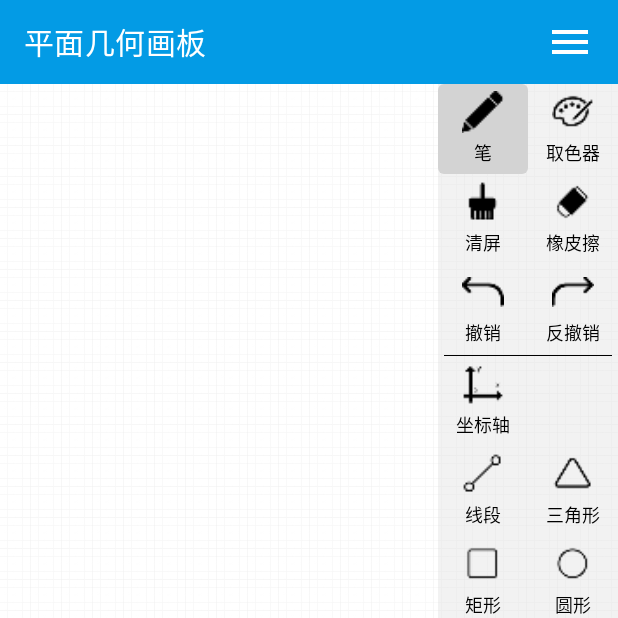
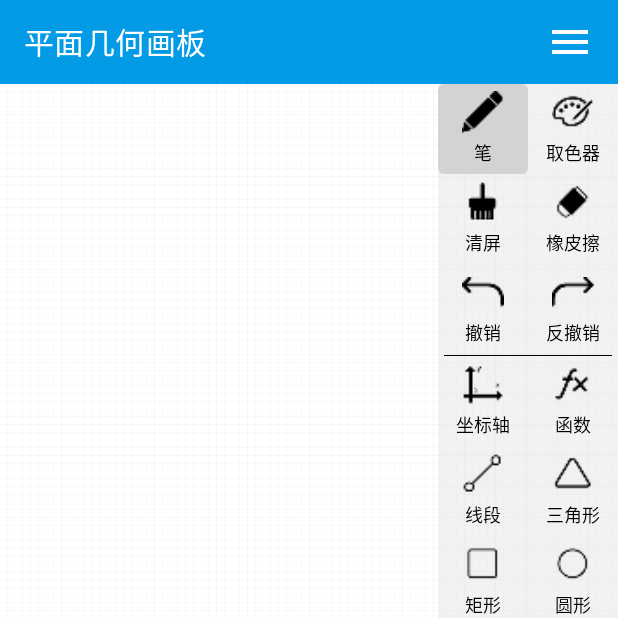
Before and after one commit to quincytann/PlaneGeometrySketchpad, an Android app: the screen it shows after launch (MainActivity), with the side drawer open, on a phone screen of 412 x 824 dp, the top half of it. Run offline under Robolectric (Android 15) with nearby library versions, the phone set to English and light mode, and no system bars.

Commit message:
优化撤销功能(以单个几何图形为单位而不是以点线)，菜单栏增加输入自定义函数入口

```diff
--- a/app/src/main/java/com/example/planegeometry/views/MenuView.kt
+++ b/app/src/main/java/com/example/planegeometry/views/MenuView.kt
@@ -29,6 +29,7 @@ class MenuView @JvmOverloads constructor(
             add(view.findViewById(R.id.item_revoke))
             add(view.findViewById(R.id.item_undo))
             add(view.findViewById(R.id.item_coordinate))
+            add(view.findViewById(R.id.item_function))
             add(view.findViewById(R.id.item_segment))
             add(view.findViewById(R.id.item_triangle))
             add(view.findViewById(R.id.item_rectangular))
@@ -74,7 +75,7 @@ class MenuView @JvmOverloads constructor(
 
     // 使用单独点击背景的item
     private fun useIndependentBackground(id: Int): Boolean {
-        return id == CLEAR || id == REVOKE || id == UNDO || id == SAVE || id == SHARE || id == COLOR || id == COORDINATE
+        return id == CLEAR || id == REVOKE || id == UNDO || id == SAVE || id == SHARE || id == COLOR || id == COORDINATE || id == FUNCTION
     }
 
     companion object {
@@ -87,12 +88,13 @@ class MenuView @JvmOverloads constructor(
         const val REVOKE = 4
         const val UNDO = 5
         const val COORDINATE = 6
-        const val SEGMENT = 7
-        const val TRIANGLE = 8
-        const val RECTANGULAR = 9
-        const val CIRCLE = 10
-        const val SAVE = 11
-        const val SHARE = 12
+        const val FUNCTION = 7
+        const val SEGMENT = 8
+        const val TRIANGLE = 9
+        const val RECTANGULAR = 10
+        const val CIRCLE = 11
+        const val SAVE = 12
+        const val SHARE = 13
     }
 
 }
--- a/app/src/main/res/layout/menu_view_layout.xml
+++ b/app/src/main/res/layout/menu_view_layout.xml
@@ -171,6 +171,28 @@
         </LinearLayout>
 
         <LinearLayout
+            android:id="@+id/item_function"
+            android:layout_width="60dp"
+            android:layout_height="60dp"
+            app:layout_constraintTop_toBottomOf="@id/line1"
+            app:layout_constraintLeft_toRightOf="@id/item_coordinate"
+            android:background="@drawable/menu_items_temp_selected_bg"
+            android:orientation="vertical"
+            android:gravity="center">
+            <ImageView
+                android:layout_width="28dp"
+                android:layout_height="28dp"
+                android:src="@drawable/function"/>
+            <TextView
+                android:layout_width="wrap_content"
+                android:layout_height="wrap_content"
+                android:layout_marginTop="4dp"
+                android:textColor="@color/black"
+                android:text="@string/menu_items_function"
+                android:textSize="12sp"/>
+        </LinearLayout>
+
+        <LinearLayout
             android:id="@+id/item_segment"
             android:layout_width="60dp"
             android:layout_height="60dp"
--- a/app/src/main/res/values/strings.xml
+++ b/app/src/main/res/values/strings.xml
@@ -8,6 +8,7 @@
     <string name="menu_items_clear">清屏</string>
     <string name="menu_items_eraser">橡皮擦</string>
     <string name="menu_items_coordinate">坐标轴</string>
+    <string name="menu_items_function">函数</string>
     <string name="menu_items_segment">线段</string>
     <string name="menu_items_triangle">三角形</string>
     <string name="menu_items_rectangular">矩形</string>
```
Also changed, not shown: app/src/main/java/com/example/planegeometry/MainActivity.kt (+24 -13 lines), app/src/main/java/com/example/planegeometry/views/BoardView.kt (+35 -23 lines), app/src/main/res/drawable-xxhdpi/function.png (added).
